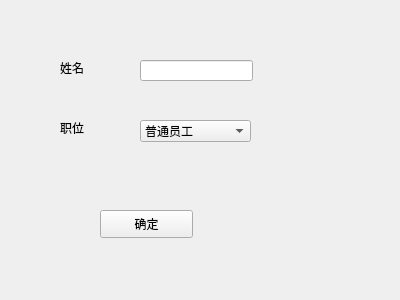
Qt form UI/register_ui/register_staff.ui (JJLee7447/property_management_system) before a commit.
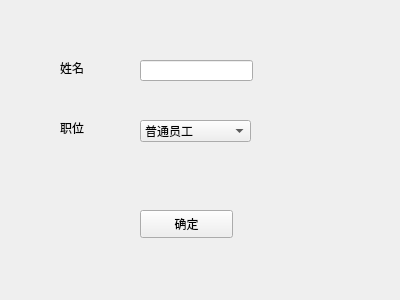
The same form after that commit.

```diff
--- a/UI/register_ui/register_staff.ui
+++ b/UI/register_ui/register_staff.ui
@@ -72,7 +72,7 @@
   <widget class="QPushButton" name="pushButton">
    <property name="geometry">
     <rect>
-     <x>100</x>
+     <x>140</x>
      <y>210</y>
      <width>93</width>
      <height>28</height>
```
Left out of the diff: 2 changed lines with no effect on the pictures.
